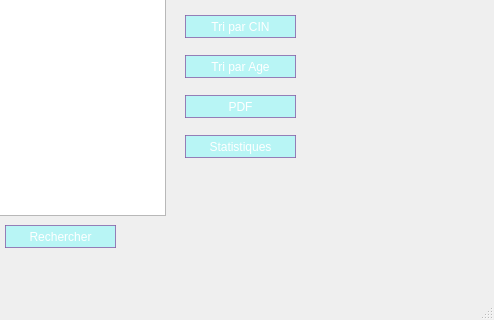
Qt form invite/mainwindow.ui (dina-boughanmi/projet-C-) before a commit; both pictures show x 305 to 799 and y 121 to 441 of the 799 by 441 pixel window.
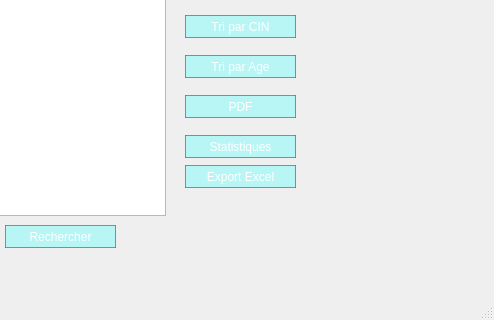
The same form after that commit. Icons and pictures are not drawn.

```diff
--- a/invite/mainwindow.ui
+++ b/invite/mainwindow.ui
@@ -535,6 +535,30 @@
          <string>Statistiques</string>
         </property>
        </widget>
+       <widget class="QPushButton" name="pushButton_19">
+        <property name="geometry">
+         <rect>
+          <x>430</x>
+          <y>220</y>
+          <width>111</width>
+          <height>23</height>
+         </rect>
+        </property>
+        <property name="styleSheet">
+         <string notr="true">QPushButton {
+	color: rgb(255, 255, 255);
+background-color:rgba(100, 255, 255,100);
+border-radius: 15px;
+border: 1px solid rgba(138, 93, 166,200);
+}
+QPushButton:hover {
+background-color: qlineargradient(spread:pad, x1:0, y1:0, x2:0, y2:1, stop:0 rgba(138, 93, 166,200), stop:1rgba(138, 93, 166,200));
+}</string>
+        </property>
+        <property name="text">
+         <string>Export Excel</string>
+        </property>
+       </widget>
       </widget>
       <widget class="QWidget" name="tab_3">
        <attribute name="title">
```
